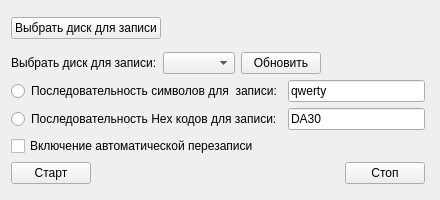
pivleonid/testRecord, file mainwindow.ui: the form before one commit.
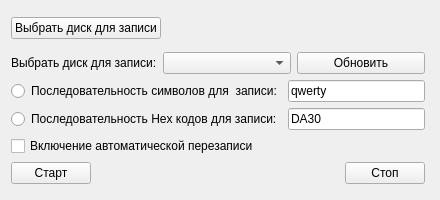
The form after the commit.

Diff of the .ui file:
```diff
--- a/mainwindow.ui
+++ b/mainwindow.ui
@@ -14,16 +14,28 @@
    </rect>
   </property>
   <property name="sizePolicy">
-   <sizepolicy hsizetype="Preferred" vsizetype="Preferred">
+   <sizepolicy hsizetype="Fixed" vsizetype="Fixed">
     <horstretch>0</horstretch>
     <verstretch>0</verstretch>
    </sizepolicy>
   </property>
+  <property name="minimumSize">
+   <size>
+    <width>440</width>
+    <height>200</height>
+   </size>
+  </property>
+  <property name="maximumSize">
+   <size>
+    <width>440</width>
+    <height>200</height>
+   </size>
+  </property>
   <property name="windowTitle">
    <string>Тест жестких дисков и сменных носителей.    v.1.0.0.0</string>
   </property>
   <widget class="QWidget" name="centralWidget">
-   <widget class="QWidget" name="">
+   <widget class="QWidget" name="layoutWidget">
     <property name="geometry">
      <rect>
       <x>0</x>
@@ -86,19 +98,6 @@
          </property>
         </widget>
        </item>
-       <item>
-        <spacer name="horizontalSpacer_2">
-         <property name="orientation">
-          <enum>Qt::Horizontal</enum>
-         </property>
-         <property name="sizeHint" stdset="0">
-          <size>
-           <width>40</width>
-           <height>20</height>
-          </size>
-         </property>
-        </spacer>
-       </item>
       </layout>
      </item>
      <item>
```
Left out of the diff: 7 changed lines with no effect on the pictures.
